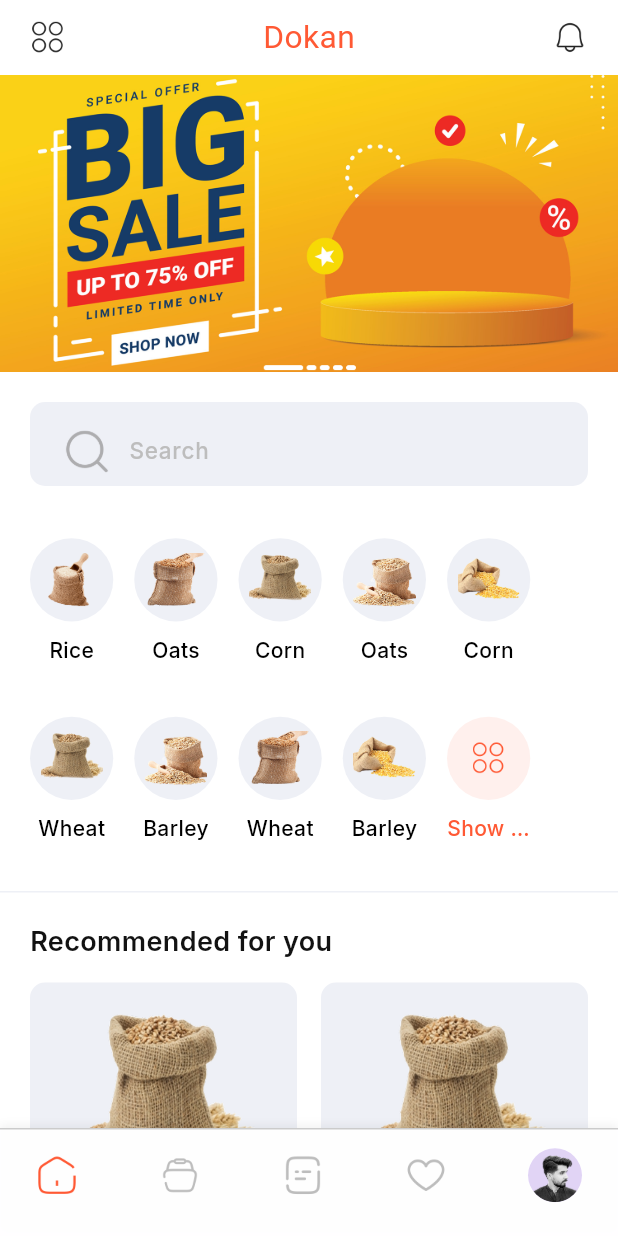
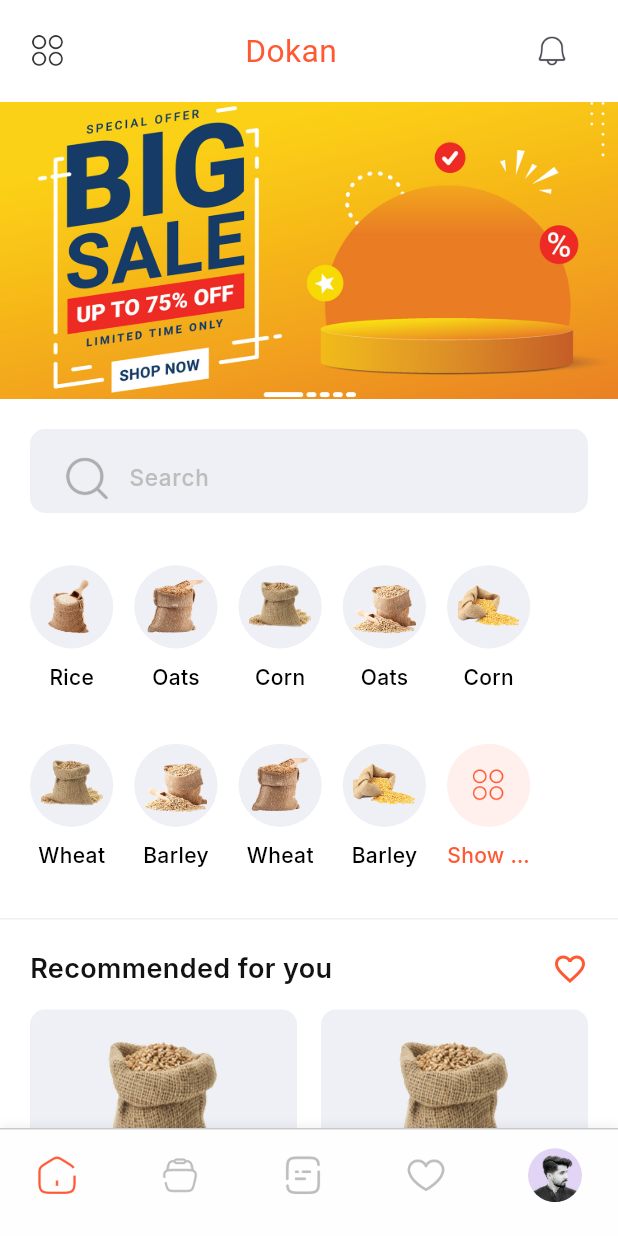
Before and after one commit to Mohsi99/dokan_retailer_app, a Flutter app: the screen it shows after launch, on a phone screen of 412 x 824 dp. Run offline on Flutter 3.47's test engine with Material 3 defaults, Android fonts, the phone set to English and light mode, and no system bars; our stand-ins replace google_fonts, readmore.

Commit message:
favorites_items_view.dart done with favorites_provider.dart

```diff
--- a/lib/main.dart
+++ b/lib/main.dart
@@ -1,7 +1,8 @@
 import 'package:dokan_retailer_app/presentation/views/bottom_navigation_view/main_bottom_navigation_view.dart';
-import 'package:dokan_retailer_app/presentation/views/notifications/notifications_view.dart';
-import 'package:dokan_retailer_app/splash_view.dart';
+import 'package:dokan_retailer_app/provider/favorites_provider.dart';
 import 'package:flutter/material.dart';
+import 'package:provider/provider.dart';
+import 'presentation/views/home/home_view.dart';
 
 void main() {
   runApp(const MyApp());
@@ -10,13 +11,20 @@ void main() {
 class MyApp extends StatelessWidget {
   const MyApp({super.key});
 
-  // This widget is the root of your application.
   @override
   Widget build(BuildContext context) {
-    return MaterialApp(
-      debugShowCheckedModeBanner: false,
-      title: '',
-      home:MainBottomNavigationView()
+    return MultiProvider(
+      providers: [
+        ChangeNotifierProvider(create: (_) => FavoritesProvider()),
+      ],
+      child: MaterialApp(
+        title: 'Dokan Retailer App',
+        debugShowCheckedModeBanner: false,
+        theme: ThemeData(
+
+        ),
+        home: MainBottomNavigationView(),
+      ),
     );
   }
 }
--- a/lib/presentation/element/product_card.dart
+++ b/lib/presentation/element/product_card.dart
@@ -1,25 +1,27 @@
 import 'dart:ui';
 import 'package:flutter/material.dart';
 import 'package:google_fonts/google_fonts.dart';
-
+import 'package:provider/provider.dart';
+import '../../provider/favorites_provider.dart';
 import '../views/home/home_view.dart';
 
 class ProductCard extends StatelessWidget {
   final ProductModel product;
   final VoidCallback? onBuyNow;
-  final VoidCallback? onFavorite;
+  final VoidCallback? onTap; // For card navigation
 
   const ProductCard({
     super.key,
     required this.product,
     this.onBuyNow,
-    this.onFavorite,
+    this.onTap,
   });
-
 
   @override
   Widget build(BuildContext context) {
-    return Container(
+    return GestureDetector(
+      onTap: onTap, // Navigate to product detail screen
+      child: Container(
         width: 160.5,
         decoration: BoxDecoration(
           color: Color(0xffEEF0F6),
@@ -39,14 +41,15 @@ class ProductCard extends StatelessWidget {
                 fit: BoxFit.cover,
               ),
             ),
-          SizedBox(height: 3,),
+            SizedBox(height: 3),
             ClipRRect(
               borderRadius: const BorderRadius.only(
                 bottomLeft: Radius.circular(0),
                 bottomRight: Radius.circular(0),
               ),
               child: Padding(
-              padding: const EdgeInsets.only(right: 5.0,top: 6,bottom: 6,left: 8),
+                padding: const EdgeInsets.only(
+                    right: 5.0, top: 6, bottom: 6, left: 8),
                 child: BackdropFilter(
                   filter: ImageFilter.blur(sigmaX: 3, sigmaY: 3),
                   child: Container(
@@ -110,13 +113,39 @@ class ProductCard extends StatelessWidget {
                                 ],
                               ),
                             ),
-                          GestureDetector(
-                            onTap: onFavorite,
-                            child: const Icon(
-                              Icons.favorite_border,
-                              size: 24,
-                              color: Color(0xFF9E9E9E),
+                            Consumer<FavoritesProvider>(
+                              builder: (context, favoritesProvider, child) {
+                                final isFavorite = favoritesProvider
+                                    .isFavorite(product.id);
+                                return GestureDetector(
+                                  onTap: () {
+                                    favoritesProvider.toggleFavorite(product);
+
+                                    // Show snackbar feedback
+                                    ScaffoldMessenger.of(context)
+                                        .showSnackBar(
+                                      SnackBar(
+                                        content: Text(
+                                          isFavorite
+                                              ? 'Removed from favorites'
+                                              : 'Added to favorites',
+                                          style: GoogleFonts.inter(),
                                         ),
+                                        duration: Duration(seconds: 1),
+                                        backgroundColor: Color(0xff121212),
+                                      ),
+                                    );
+                                  },
+                                  child: Image.asset("assets/icon/Heart.png",
+                                    height: 24,
+                                    width:24,
+
+                                    color: isFavorite
+                                        ? Color(0xFFFF5934)
+                                        : Color(0xFF9E9E9E),
+                                  ),
+                                );
+                              },
                             ),
                           ],
                         ),
@@ -126,10 +155,10 @@ class ProductCard extends StatelessWidget {
                 ),
               ),
             ),
-          SizedBox(height: 3,),
+            SizedBox(height: 3),
             Padding(
               padding: const EdgeInsets.symmetric(horizontal: 8.0),
-            child:  ClipRRect(
+              child: ClipRRect(
                 borderRadius: const BorderRadius.only(
                   bottomLeft: Radius.circular(10),
                   bottomRight: Radius.circular(10),
@@ -165,6 +194,7 @@ class ProductCard extends StatelessWidget {
             ),
           ],
         ),
+      ),
     );
   }
 }
--- a/lib/presentation/views/bottom_navigation_view/main_bottom_navigation_view.dart
+++ b/lib/presentation/views/bottom_navigation_view/main_bottom_navigation_view.dart
@@ -2,6 +2,7 @@ import 'package:flutter/material.dart';
 
 import '../../element/CustomBottomNavBar.dart';
 import '../cart_views/cart_screen.dart';
+import '../favorites/favorites_items_view.dart';
 import '../home/home_view.dart';
 import '../order/oders_view.dart';
 import '../profile/profile_view.dart';
@@ -21,7 +22,7 @@ class _MainBottomNavigationViewState extends State<MainBottomNavigationView> {
     HomeView(),
     CartScreen(),
     OrdersView(),
-    SizedBox(),
+    SavedItemsScreen(),
     ProfileView(),
   ];
 
--- a/lib/presentation/views/home/home_view.dart
+++ b/lib/presentation/views/home/home_view.dart
@@ -1,10 +1,11 @@
 import 'package:dokan_retailer_app/navigation_helper/navigation_helper_view.dart';
 import 'package:dokan_retailer_app/presentation/element/custom_text_field.dart';
+import 'package:dokan_retailer_app/presentation/views/home/product_detail_view.dart';
 import 'package:dokan_retailer_app/presentation/views/home/product_view.dart';
 import 'package:flutter/material.dart';
 import 'package:google_fonts/google_fonts.dart';
-
 import '../../element/product_card.dart';
+import '../favorites/favorites_items_view.dart';
 
 class ProductCategory {
   final String name;
@@ -26,7 +27,6 @@ class HomeView extends StatelessWidget {
         id: 1,
         name: 'Wheat Grain Bag',
         image: 'assets/image/image 1 (8).png',
-        // Add your image to assets
         price: 1200,
         discountPrice: 1600,
         backgroundColor: '#EEF0F6',
@@ -40,6 +40,7 @@ class HomeView extends StatelessWidget {
         backgroundColor: '#EEF0F6',
       ),
     ];
+
     final List<ProductCategory> categories = [
       ProductCategory(name: "Rice", imagePath: "assets/image/image 1.png"),
       ProductCategory(name: "Wheat", imagePath: "assets/image/image 1 (1).png"),
@@ -80,9 +81,18 @@ class HomeView extends StatelessWidget {
                         fontSize: 21.18,
                       ),
                     ),
-                    ImageIcon(
+                    Stack(
+                      children: [
+                        IconButton(
+                          icon: ImageIcon(
                             AssetImage("assets/icon/ph_bell-light.png"),
                             size: 24,
+                          ),
+                          onPressed: () {
+                            // Navigate to notifications
+                          },
+                        ),
+                      ],
                     ),
                   ],
                 ),
@@ -109,17 +119,16 @@ class HomeView extends StatelessWidget {
                 ),
               ),
               const SizedBox(height: 20),
-              // ✅ Fixed: GridView for 2 rows with horizontal scrolling
               SizedBox(
-                height: 230, // Increased height to prevent overflow
+                height: 230,
                 child: GridView.builder(
                   padding: const EdgeInsets.only(left: 20, right: 20),
                   scrollDirection: Axis.horizontal,
                   gridDelegate: const SliverGridDelegateWithFixedCrossAxisCount(
-                    crossAxisCount: 2, // 2 rows
+                    crossAxisCount: 2,
                     mainAxisSpacing: 14,
                     crossAxisSpacing: 8,
-                    childAspectRatio: 2, // Adjusted to give more vertical space
+                    childAspectRatio: 2,
                   ),
                   itemCount: categories.length + 1,
                   itemBuilder: (context, index) {
@@ -217,7 +226,10 @@ class HomeView extends StatelessWidget {
               SizedBox(height: 20),
               Padding(
                 padding: const EdgeInsets.symmetric(horizontal: 20.0),
-                child: Text(
+                child: Row(
+                  mainAxisAlignment: MainAxisAlignment.spaceBetween,
+                  children: [
+                    Text(
                       "Recommended for you",
                       style: GoogleFonts.inter(
                         color: const Color(0xff121212),
@@ -225,10 +237,23 @@ class HomeView extends StatelessWidget {
                         fontSize: 18,
                       ),
                     ),
+                    GestureDetector(
+                      onTap: () {
+                        NavigationHelper.push(
+                          context: context,
+                          targetClass: SavedItemsScreen(),
+                        );
+                      },
+                      child: Icon(
+                        Icons.favorite_border,
+                        color: Color(0xffFF5934),
+                        size: 24,
                       ),
-              SizedBox(
-                height: 14,
                     ),
+                  ],
+                ),
+              ),
+              SizedBox(height: 14),
               Padding(
                 padding: const EdgeInsets.symmetric(horizontal: 20.0),
                 child: GridView.builder(
@@ -245,14 +270,12 @@ class HomeView extends StatelessWidget {
                     return ProductCard(
                       product: products[index],
                       onBuyNow: () {},
-                      onFavorite: () {},
+                      onTap: () {},
                     );
                   },
                 ),
               ),
-              SizedBox(
-                height: 20,
-              )
+              SizedBox(height: 20),
             ],
           ),
         ),
--- a/lib/presentation/views/home/product_view.dart
+++ b/lib/presentation/views/home/product_view.dart
@@ -191,7 +191,6 @@ class _ProductViewScreenState extends State<ProductViewScreen> {
                               context: context,
                               targetClass: ProductDetailScreen());
                         },
-                        onFavorite: () {},
                       );
                     },
                   ),
--- /dev/null
+++ b/lib/provider/favorites_provider.dart
@@ -0,0 +1,60 @@
+import 'package:flutter/material.dart';
+import '../presentation/views/home/home_view.dart';
+
+class FavoritesProvider extends ChangeNotifier {
+  // Private list to store favorite items
+  final List<ProductModel> _favoriteItems = [];
+
+  // Getter to access favorite items (read-only)
+  List<ProductModel> get favoriteItems => List.unmodifiable(_favoriteItems);
+
+  // Check if a product is in favorites
+  bool isFavorite(int productId) {
+    return _favoriteItems.any((item) => item.id == productId);
+  }
+
+  // Toggle favorite status (add if not exists, remove if exists)
+  void toggleFavorite(ProductModel product) {
+    final index = _favoriteItems.indexWhere((item) => item.id == product.id);
+
+    if (index >= 0) {
+      // Product exists in favorites, remove it
+      _favoriteItems.removeAt(index);
+    } else {
+      // Product doesn't exist, add it to favorites
+      _favoriteItems.add(product);
+    }
+
+    // Notify all listeners to rebuild UI
+    notifyListeners();
+  }
+
+  // Add a product to favorites
+  void addFavorite(ProductModel product) {
+    if (!isFavorite(product.id)) {
+      _favoriteItems.add(product);
+      notifyListeners();
+    }
+  }
+
+  // Remove a product from favorites by product ID
+  void removeFavorite(int productId) {
+    _favoriteItems.removeWhere((item) => item.id == productId);
+    notifyListeners();
+  }
+
+  // Clear all favorites
+  void clearFavorites() {
+    _favoriteItems.clear();
+    notifyListeners();
+  }
+
+  // Get total number of favorite items
+  int get favoriteCount => _favoriteItems.length;
+
+  // Check if favorites list is empty
+  bool get isEmpty => _favoriteItems.isEmpty;
+
+  // Check if favorites list has items
+  bool get isNotEmpty => _favoriteItems.isNotEmpty;
+}
--- a/pubspec.yaml
+++ b/pubspec.yaml
@@ -36,6 +36,7 @@ dependencies:
   cupertino_icons: ^1.0.8
   google_fonts: ^6.2.1
   readmore: ^3.0.0
+  provider: ^6.1.5+1
 
 
 dev_dependencies:
```
Also changed, not shown: lib/presentation/views/favorites/favorites_items_view.dart (added, +130 -0 lines), assets/icon/Heart.png (added), pubspec.lock. Lines whose indentation alone changed are shown as unchanged.
